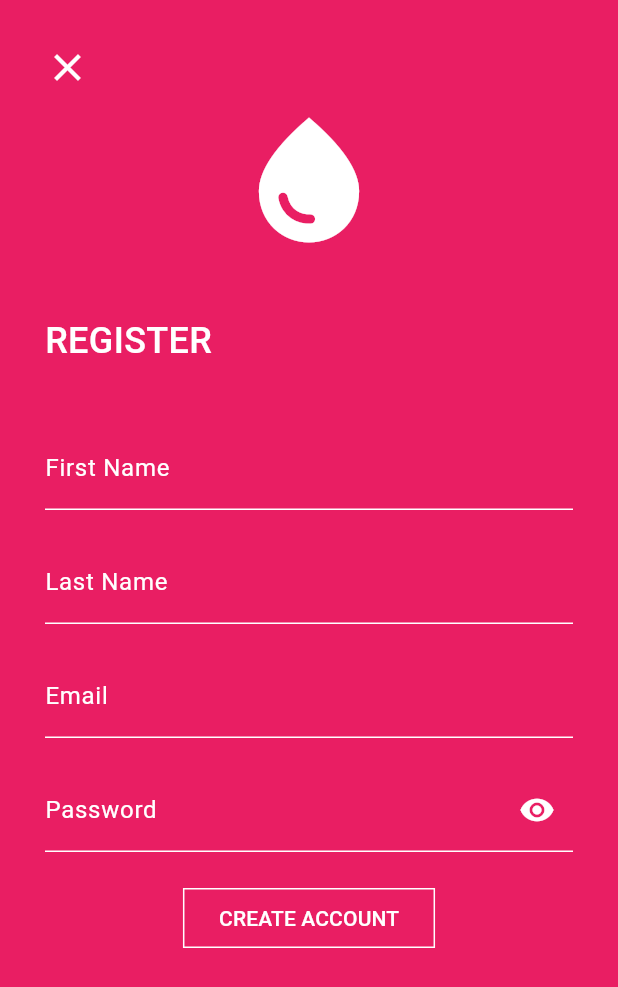
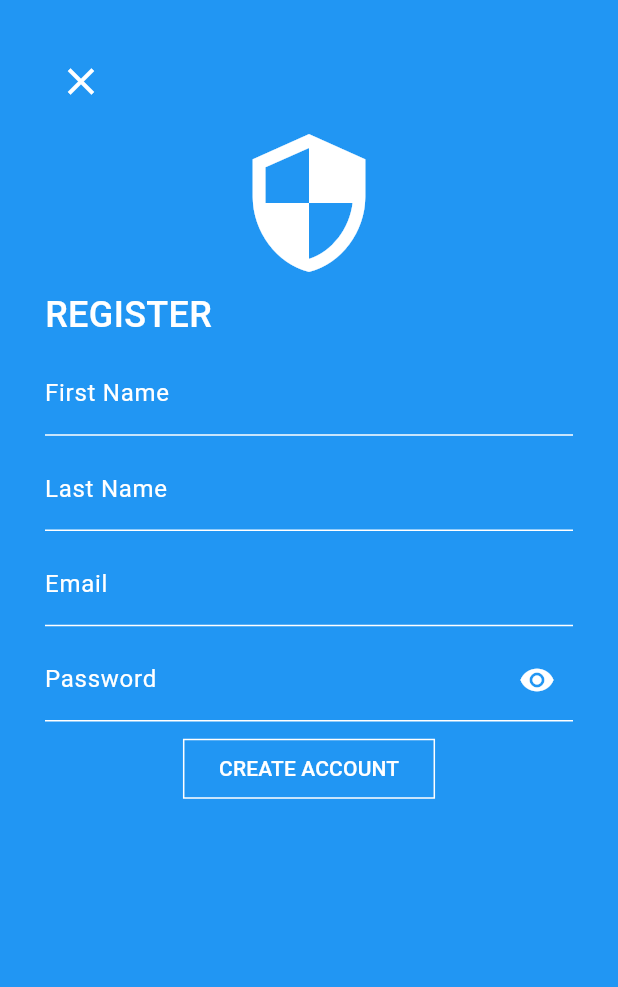
Before and after one commit to SebastianGuzmanMarin/Screen_Test_Future_Company, a Flutter app: the screen it shows after launch, on a phone screen of 412 x 824 dp. Shown: the top 987 px of the screen. Run offline on Flutter 3.47's test engine with Material 3 defaults, Android fonts, the phone set to English and light mode, and no system bars.

Commit message:
Refactor, code

```diff
--- a/lib/main.dart
+++ b/lib/main.dart
@@ -12,7 +12,7 @@ class MyApp extends StatelessWidget {
   Widget build(BuildContext context) {
     return const MaterialApp(
       debugShowCheckedModeBanner: false,
-      home: RegisterScreen(),
+      home: RegisterScreen(), //RegisterScreen(),
     );
   }
 }
--- a/lib/personalized_widgets/custom_password_field.dart
+++ b/lib/personalized_widgets/custom_password_field.dart
@@ -1,23 +1,26 @@
 import 'package:flutter/material.dart';
 
 class CustomPasswordField extends StatefulWidget {
-  const CustomPasswordField({super.key}); //constructor
+  const CustomPasswordField({super.key});
 
   @override
-  State<CustomPasswordField> createState() => _CustomPasswordFieldState(); //privado
+  State<CustomPasswordField> createState() => _CustomPasswordFieldState();
 }
 
+bool obscureText = true;
+
 class _CustomPasswordFieldState extends State<CustomPasswordField> {
-
-
   @override
   Widget build(BuildContext context) {
     return TextFormField(
-
-      style: const TextStyle(color: Colors.white), // color del texto ingresado
+      obscureText: obscureText, // true or false
+      textAlign: TextAlign.center,
+      style: const TextStyle(color: Colors.white),
       decoration: InputDecoration(
         labelText: 'Password',
-        labelStyle: const TextStyle(color: Colors.white), // color de la palabra password
+        labelStyle: const TextStyle(color: Colors.white),
+        hintText: "Enter your password",
+        hintStyle: TextStyle(color: Colors.grey),
         enabledBorder: const UnderlineInputBorder(
           borderSide: BorderSide(color: Colors.white),
         ),
@@ -25,13 +28,11 @@ class _CustomPasswordFieldState extends State<CustomPasswordField> {
           borderSide: BorderSide(color: Colors.black),
         ),
         suffixIcon: IconButton( //ícono al final del campo de texto
-          icon: Icon(
-             Icons.visibility, //materia dart
-            color: Colors.white,
-          ),
+          icon: Icon(obscureText ? Icons.visibility : Icons.visibility_off, color: Colors.white),
           onPressed: () {
-
-
+            setState(() { // actualiza la interfaz DE usuario
+              obscureText = !obscureText;
+            });
           },
         ),
       ),
--- a/lib/personalized_widgets/custom_text.dart
+++ b/lib/personalized_widgets/custom_text_field.dart
@@ -9,17 +9,26 @@ class CustomText extends StatelessWidget {
   @override
   Widget build(BuildContext context) {
     return TextFormField(
+      textAlign: TextAlign.center,
       style: const TextStyle(color: Colors.white),
       decoration: InputDecoration(
         labelText: tag,
-        labelStyle: const TextStyle(color: Colors.white), // color del texto
+        labelStyle: const TextStyle(color: Colors.white),
+        hintText: "Enter your $tag",
+        hintStyle: TextStyle(color: Colors.grey),
         enabledBorder: const UnderlineInputBorder(
-          borderSide: BorderSide(color: Colors.white), // color linea debajo sin seleccionarse
+          borderSide: BorderSide(color: Colors.white),
         ),
         focusedBorder: const UnderlineInputBorder(
-          borderSide: BorderSide(color: Colors.black), // color linea debajo cuando se selecciona
+          borderSide: BorderSide(color: Colors.black),
         ),
       ),
+      validator: (x) {
+        if (x == null || x.isEmpty) {
+          return 'Por favor ingresa un valor';
+        }
+        return null;
+      },
     );
   }
 }
--- a/lib/screens/register_screen.dart
+++ b/lib/screens/register_screen.dart
@@ -1,30 +1,34 @@
 import 'package:flutter/material.dart';
-import '../personalized_widgets/custom_text.dart';
+import 'package:screean_test_future_company/screens/confirmation_screen.dart';
+import '../personalized_widgets/custom_text_field.dart';
 import '../personalized_widgets/custom_password_field.dart';
 
-//shift alt F  autoindentar
 class RegisterScreen extends StatelessWidget {
   const RegisterScreen({super.key});
 
   @override
   Widget build(BuildContext context) {
-    return Scaffold( // siempre retorna un widget Scaffold, Container, Column, Text
-      body: Center(
-        child: Container(
-          width: double.infinity, //permite todo el ancho disponible
-          height: double.infinity, //permite todo la altura disponible
-          padding: const EdgeInsets.all(30), //margenes por cada lado de 30px
-          decoration: BoxDecoration(
-            color: Colors.pink,
+    return Scaffold(
+      // revisar: cuando se gira el dispositivo no se muestra la ventana bien
+      body: Container(
+        width: double.infinity,
+        height: double.infinity,
+        padding: const EdgeInsets.all(30),
+        decoration: BoxDecoration(color: Colors.blue),
+        child: Column(
+          mainAxisAlignment: MainAxisAlignment.spaceBetween,
+          children: [
+            Align(
+              alignment: Alignment.topLeft,
+              child: IconButton(
+                onPressed: () {
+                  Navigator.pop(context); // cierra la ventana
+                },
+                icon: const Icon(Icons.close, color: Colors.white),
+                iconSize: 30,
               ),
-          child: Column(
-            children: [
-              const Align(
-                alignment: Alignment.topLeft, child: Icon(  Icons.close,  color: Colors.white, size: 30,), // Icons.close icono x de Material Icons
             ),
-              const SizedBox(height: 10), //espacio entre x y la gota de agua
-              const Icon(Icons.water_drop, color: Colors.white, size: 100), // Icons.gota de agua de Material Icons
-              const SizedBox(height: 40), //espacio entre la gota de agua y register
+            const Icon(Icons.security, color: Colors.white, size: 100),
             const Align(
               alignment: Alignment.topLeft,
               child: Text(
@@ -36,33 +40,33 @@ class RegisterScreen extends StatelessWidget {
                 ),
               ),
             ),
-              const SizedBox(height: 40),
-              //Text("First Name"),
-             //TextField()
             const CustomText(tag: 'First Name'),
-              const SizedBox(height: 20),
-              const CustomText(tag: 'Last Name' ),
-              const SizedBox(height: 20),
+            const CustomText(tag: 'Last Name'),
             const CustomText(tag: 'Email'),
-              const SizedBox(height: 20),
-              const CustomPasswordField(), //llama otra clase
-              const SizedBox(height: 20),
-              ElevatedButton( // boton ,requiere onpressed y un child
-                onPressed: () {},
+            const CustomPasswordField(),
+            ElevatedButton(
+              onPressed: () {
+                Navigator.push(context,MaterialPageRoute(builder: (context) => ConfirmationScreen()));
+              },
               style: ElevatedButton.styleFrom(
-                  backgroundColor: Colors.transparent, // si no se asigna, por defecto queda blanco
-                  side: const BorderSide(color: Colors.white , width: 1,),//color del borde
-                  elevation: 0, // sombra, si no se coloca la traer por defecto, se ve oscuro
+                backgroundColor:
+                    Colors
+                        .transparent, // si no se asigna, por defecto queda blanco
+                side: const BorderSide(
+                  color: Colors.white,
+                  width: 1,
+                ), //color del borde
+                elevation:
+                    0, // sombra, si no se coloca la traer por defecto, se ve oscuro
                 shape: RoundedRectangleBorder(), // bordes cuadrados
               ),
               child: const Text(
                 'CREATE ACCOUNT',
-                  style: TextStyle(color: Colors.white)
+                style: TextStyle(color: Colors.white),
               ),
             ),
-
+            SizedBox(height: 250),
           ],
-          ),
         ),
       ),
     );
```
Also changed, not shown: lib/screens/confirmation_screen.dart (added, +47 -0 lines). Lines whose indentation alone changed are shown as unchanged.
